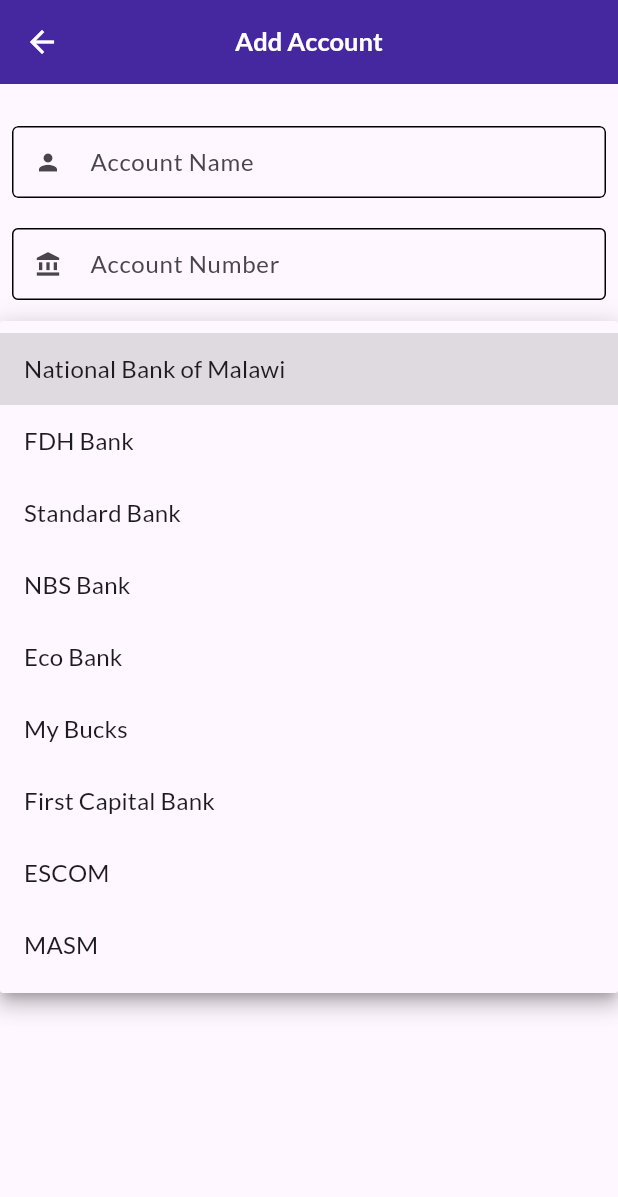
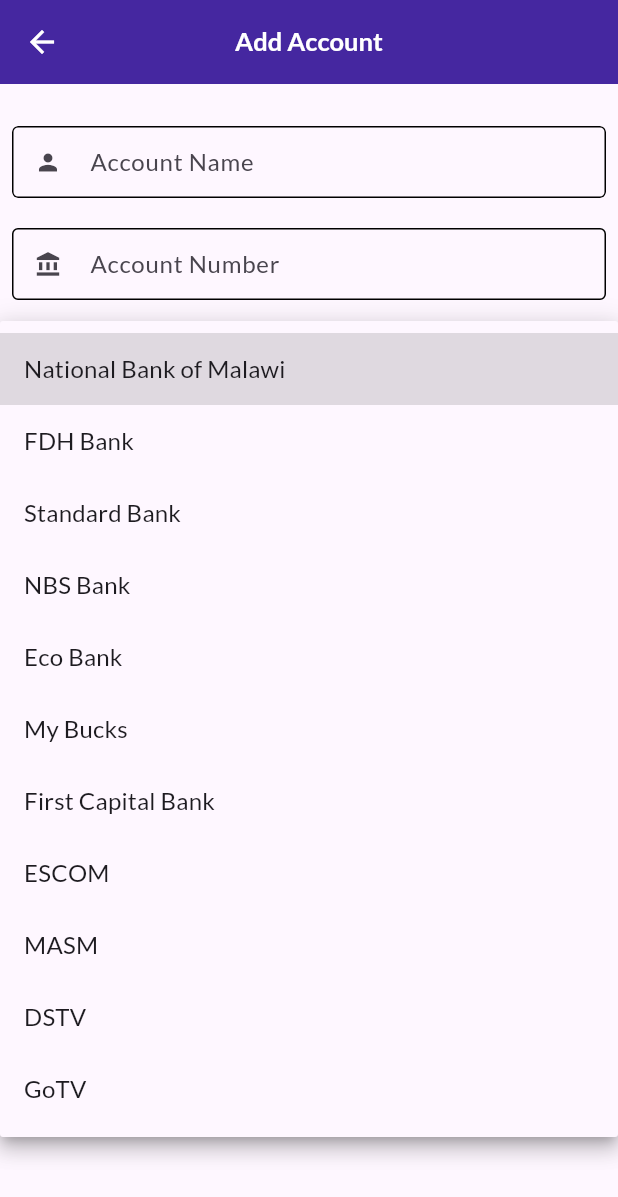
Before and after one commit to geekquest/bankimoon, a Flutter app: the AddAccount screen opened directly, after a tap on "National Bank of Malawi", on a phone screen of 412 x 824 dp. Shown: the top 1197 px of the screen. Run offline on Flutter 3.47's test engine with Material 2 defaults, Android fonts, the light colour scheme and no system bars; our stand-ins replace bloc, flutter_bloc, flutter_spinkit, google_fonts, share_plus, shared_preferences and 1 more; missing offline and left inert: encrypt; accounts and stored records are empty.

Commit message:
Added dstv and Gotv Accounts

```diff
--- a/app/lib/utils/constants.dart
+++ b/app/lib/utils/constants.dart
@@ -41,4 +41,6 @@
   'First Capital Bank',
   'ESCOM',
   'MASM',
+  'DSTV',
+  'GoTV',
 ];
```
